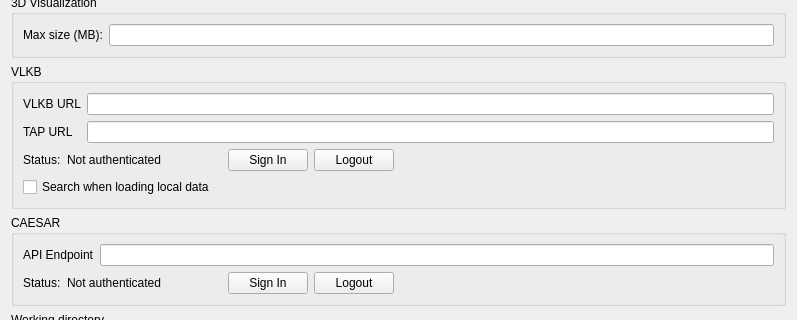
First picture: the form in Code/ui/settingform.ui, repository VisIVOLab/ViaLacteaVisualAnalytics, before the edit; both pictures show x 0 to 797 and y 277 to 597 of the 797 by 828 pixel window.
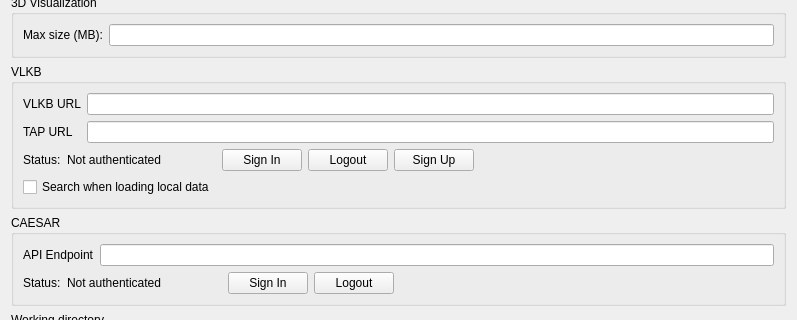
Second picture: the form after the edit. Icons and pictures are not drawn.

Commit message: Added sign up link for private data access

```diff
--- a/Code/ui/settingform.ui
+++ b/Code/ui/settingform.ui
@@ -297,6 +297,16 @@
           </property>
          </widget>
         </item>
+        <item>
+         <widget class="QPushButton" name="btnRegister">
+          <property name="toolTip">
+           <string>Sign up for private data access</string>
+          </property>
+          <property name="text">
+           <string>Sign Up</string>
+          </property>
+         </widget>
+        </item>
         <item>
          <spacer name="horizontalSpacer_4">
           <property name="orientation">
@@ -307,7 +317,7 @@
           </property>
           <property name="sizeHint" stdset="0">
            <size>
-            <width>380</width>
+            <width>300</width>
             <height>20</height>
            </size>
           </property>
```
The commit also changes 2 other files.
